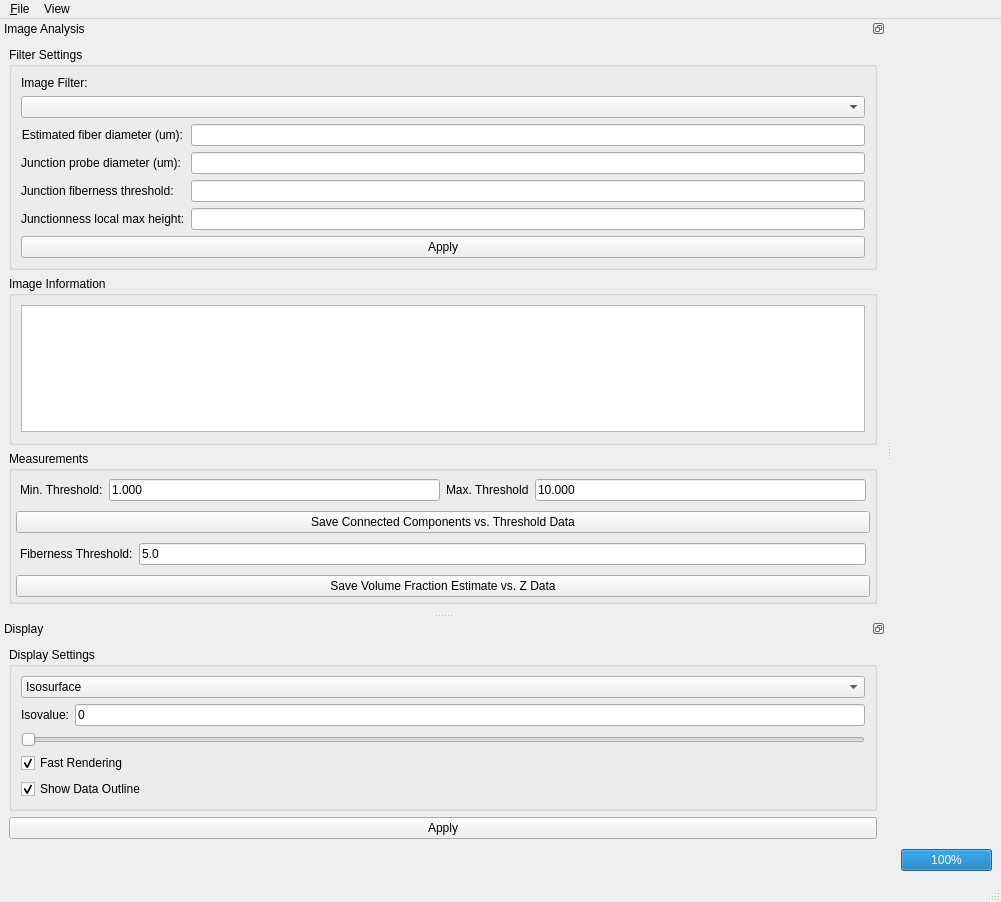
First picture: the form in qtGui/FibrinAppQt.ui, repository CISMM/NetworkExtractor, before the edit.
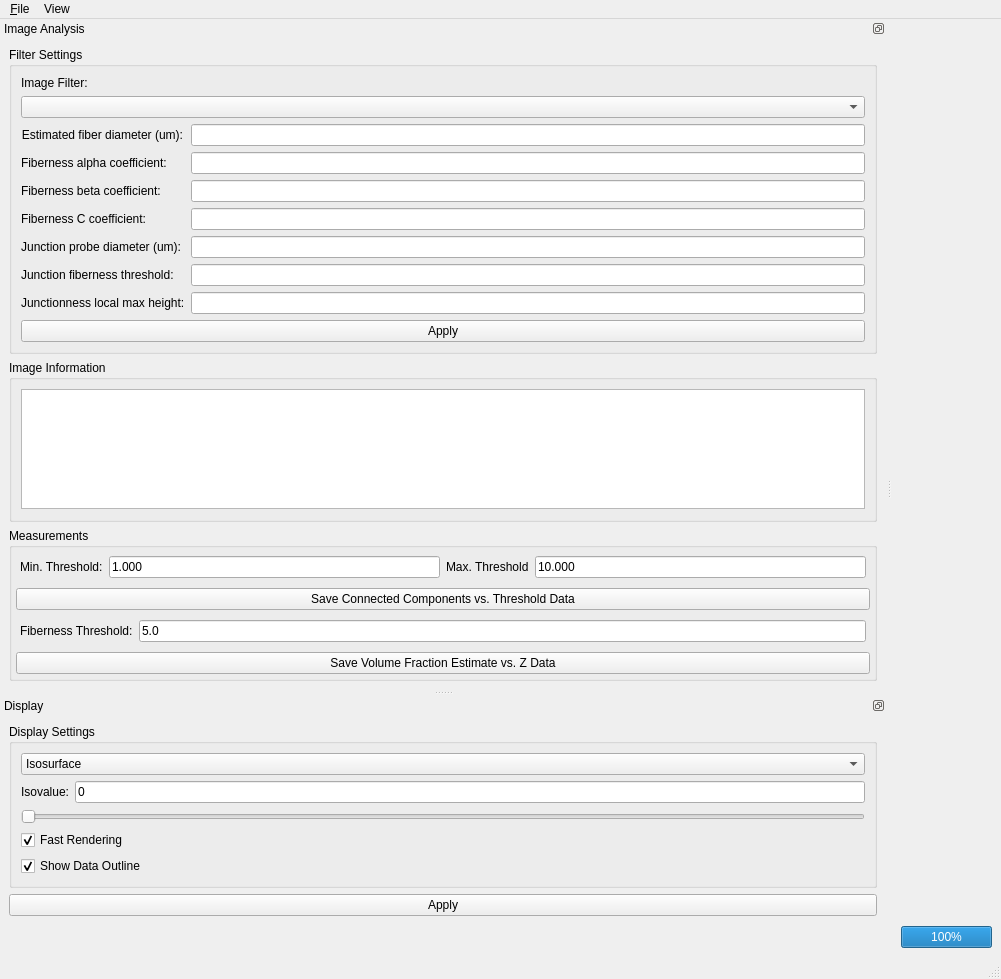
Second picture: the form after the edit. Custom widgets are drawn as their Qt base class.

Commit message:
2009-05-22  Cory Quammen <cquammen@cs.unc.edu>
   * FibrinAppQt.cxx,.ui: Added widgets to set Frangi vesselness
   filter coefficients and the glue between the widgets and the ITK
   filter.

```diff
--- a/qtGui/FibrinAppQt.ui
+++ b/qtGui/FibrinAppQt.ui
@@ -105,7 +105,7 @@
    <property name="minimumSize">
     <size>
      <width>308</width>
-     <height>594</height>
+     <height>642</height>
     </size>
    </property>
    <property name="maximumSize">
@@ -213,7 +213,7 @@
              </property>
             </widget>
            </item>
-           <item row="1" column="0">
+           <item row="4" column="0">
             <widget class="QLabel" name="junctionProbeDiameterLabel">
              <property name="layoutDirection">
               <enum>Qt::LeftToRight</enum>
@@ -226,29 +226,65 @@
              </property>
             </widget>
            </item>
-           <item row="1" column="1">
+           <item row="4" column="1">
             <widget class="QLineEdit" name="junctionProbeDiameterEdit"/>
            </item>
-           <item row="2" column="0">
+           <item row="5" column="0">
             <widget class="QLabel" name="junctionFibernessThresholdLabel">
              <property name="text">
               <string>Junction fiberness threshold:</string>
              </property>
             </widget>
            </item>
-           <item row="2" column="1">
+           <item row="5" column="1">
             <widget class="QLineEdit" name="junctionFibernessThresholdEdit"/>
            </item>
-           <item row="3" column="0">
+           <item row="6" column="0">
             <widget class="QLabel" name="junctionnessLocalMaxHeightLabel">
              <property name="text">
               <string>Junctionness local max height:</string>
              </property>
             </widget>
            </item>
-           <item row="3" column="1">
+           <item row="6" column="1">
             <widget class="QLineEdit" name="junctionnessLocalMaxHeightEdit"/>
            </item>
+           <item row="1" column="0">
+            <widget class="QLabel" name="fibernessAlphaCoefficientLabel">
+             <property name="layoutDirection">
+              <enum>Qt::LeftToRight</enum>
+             </property>
+             <property name="text">
+              <string>Fiberness alpha coefficient:</string>
+             </property>
+             <property name="alignment">
+              <set>Qt::AlignLeading|Qt::AlignLeft|Qt::AlignVCenter</set>
+             </property>
+            </widget>
+           </item>
+           <item row="1" column="1">
+            <widget class="QLineEdit" name="fibernessAlphaCoefficientEdit"/>
+           </item>
+           <item row="2" column="0">
+            <widget class="QLabel" name="fibernessBetaCoefficientLabel">
+             <property name="text">
+              <string>Fiberness beta coefficient:</string>
+             </property>
+            </widget>
+           </item>
+           <item row="3" column="0">
+            <widget class="QLabel" name="fibernessCCoefficientLabel">
+             <property name="text">
+              <string>Fiberness C coefficient:</string>
+             </property>
+            </widget>
+           </item>
+           <item row="2" column="1">
+            <widget class="QLineEdit" name="fibernessBetaCoefficientEdit"/>
+           </item>
+           <item row="3" column="1">
+            <widget class="QLineEdit" name="fibernessCCoefficientEdit"/>
+           </item>
           </layout>
          </widget>
         </item>
```
The commit also changes 2 other files.
